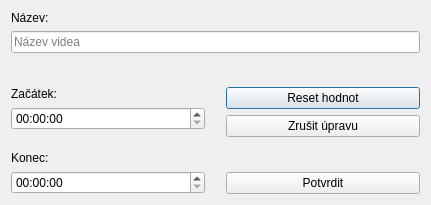
First picture: the form in edit_video.ui, repository RxiPland/y2mate_desktop, before the edit.
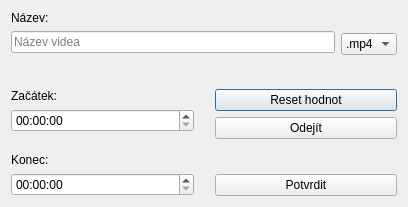
Second picture: the form after the edit.

The edit to the form file:
```diff
--- a/edit_video.ui
+++ b/edit_video.ui
@@ -6,17 +6,19 @@
    <rect>
     <x>0</x>
     <y>0</y>
-    <width>431</width>
-    <height>205</height>
+    <width>408</width>
+    <height>207</height>
    </rect>
   </property>
   <property name="windowTitle">
    <string>y2mate - úprava videa</string>
   </property>
-  <layout class="QVBoxLayout" name="verticalLayout_5">
+  <layout class="QVBoxLayout" name="verticalLayout_6">
    <item>
     <layout class="QVBoxLayout" name="verticalLayout_4">
      <item>
+      <layout class="QHBoxLayout" name="horizontalLayout_3">
+       <item>
       <layout class="QVBoxLayout" name="verticalLayout_3">
        <item>
         <widget class="QLabel" name="label_3">
@@ -54,6 +56,65 @@
       </layout>
      </item>
      <item>
+        <layout class="QVBoxLayout" name="verticalLayout_5">
+         <item>
+          <spacer name="verticalSpacer_5">
+           <property name="orientation">
+            <enum>Qt::Vertical</enum>
+           </property>
+           <property name="sizeType">
+            <enum>QSizePolicy::Fixed</enum>
+           </property>
+           <property name="sizeHint" stdset="0">
+            <size>
+             <width>20</width>
+             <height>22</height>
+            </size>
+           </property>
+          </spacer>
+         </item>
+         <item>
+          <widget class="QComboBox" name="comboBox">
+           <item>
+            <property name="text">
+             <string>.mp4</string>
+            </property>
+           </item>
+           <item>
+            <property name="text">
+             <string>.mp3</string>
+            </property>
+           </item>
+           <item>
+            <property name="text">
+             <string>.wav</string>
+            </property>
+           </item>
+           <item>
+            <property name="text">
+             <string>.ogg</string>
+            </property>
+           </item>
+          </widget>
+         </item>
+         <item>
+          <spacer name="verticalSpacer_4">
+           <property name="orientation">
+            <enum>Qt::Vertical</enum>
+           </property>
+           <property name="sizeHint" stdset="0">
+            <size>
+             <width>20</width>
+             <height>40</height>
+            </size>
+           </property>
+          </spacer>
+         </item>
+        </layout>
+       </item>
+      </layout>
+     </item>
+     <item>
       <layout class="QHBoxLayout" name="horizontalLayout">
        <item>
         <layout class="QVBoxLayout" name="verticalLayout_2">
@@ -157,7 +218,7 @@
          <item>
           <widget class="QPushButton" name="pushButton">
            <property name="text">
-            <string>Zrušit úpravu</string>
+            <string>Odejít</string>
            </property>
           </widget>
          </item>
```
Lines whose indentation alone changed are shown as unchanged.
